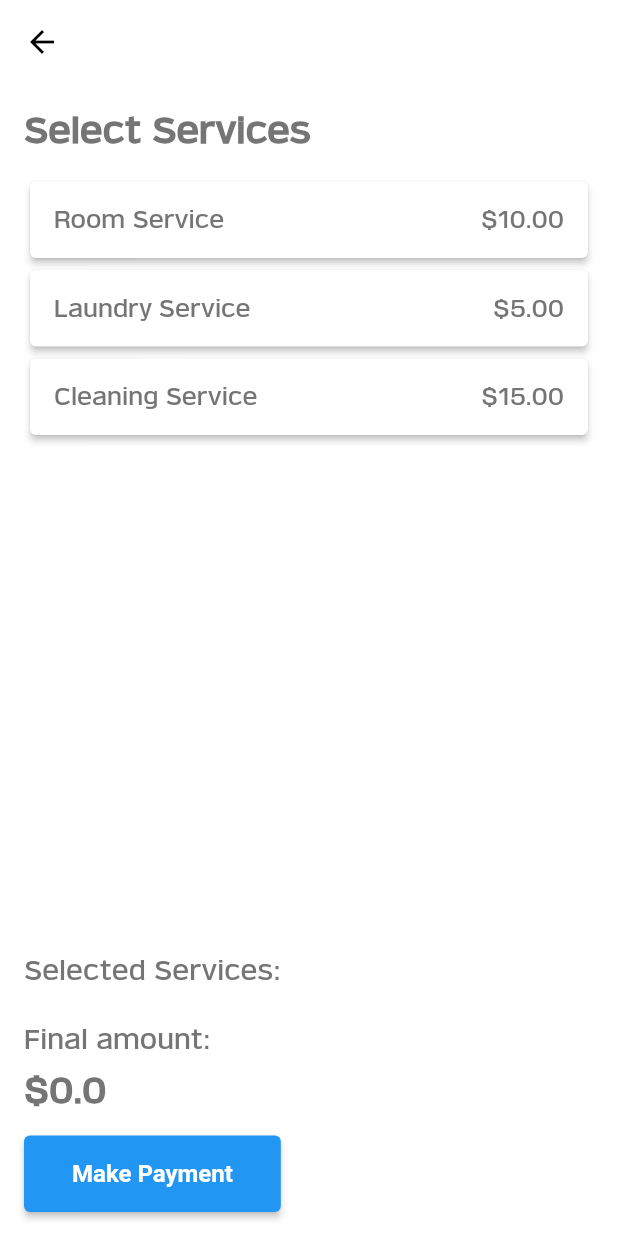
After one commit to hackoverflow2023/Locotour, a Flutter app: the BookOrderScreen screen opened directly, on a phone screen of 412 x 824 dp. The commit adds this screen. Run offline on Flutter 3.47's test engine with Material 2 defaults, Android fonts, the phone set to English and light mode, and no system bars; our stand-ins replace cached_network_image, carousel_slider, cloud_firestore, email_validator, firebase_auth, firebase_core and 6 more; missing offline and left inert: geocode; accounts and stored records are empty.

Commit message:
book order screen ready

```diff
--- /dev/null
+++ b/lib/screens/home/sub_screens/book_order_screen.dart
@@ -0,0 +1,145 @@
+import 'package:flutter/material.dart';
+
+class ServiceItem {
+  final String title;
+  final double price;
+  bool isSelected; // add isSelected property
+
+  ServiceItem(
+      {required this.title,
+      required this.price,
+      this.isSelected = false}); // default isSelected to false
+}
+
+class BookOrderScreen extends StatefulWidget {
+  const BookOrderScreen({super.key});
+
+  @override
+  _BookOrderScreenState createState() => _BookOrderScreenState();
+}
+
+class _BookOrderScreenState extends State<BookOrderScreen> {
+
+  final double _finalAmount = 0.0;
+
+  final List<ServiceItem> _services = [
+    ServiceItem(title: "Room Service", price: 10.0),
+    ServiceItem(title: "Laundry Service", price: 5.0),
+    ServiceItem(title: "Cleaning Service", price: 15.0),
+  ];
+
+  final List<ServiceItem> _selectedServices = [];
+
+
+  void _toggleServiceSelection(int index) {
+    setState(() {
+      _services[index].isSelected =
+          !_services[index].isSelected; // toggle isSelected value
+      if (_services[index].isSelected) {
+        _selectedServices
+            .add(_services[index]); // add to selected services if selected
+      } else {
+        _selectedServices.remove(
+            _services[index]); // remove from selected services if deselected
+      }
+    });
+  }
+
+  void _makePayment() {
+    // Add your own logic for processing the payment here
+  }
+
+  @override
+  Widget build(BuildContext context) {
+    return Scaffold(
+      appBar: AppBar(
+        title: const Text("Book Order"),
+      ),
+      body: Padding(
+        padding: const EdgeInsets.all(16.0),
+        child: Column(
+          crossAxisAlignment: CrossAxisAlignment.start,
+          children: <Widget>[
+            const Text(
+              "Select Services",
+              style: TextStyle(fontSize: 24.0, fontWeight: FontWeight.bold),
+            ),
+            const SizedBox(height: 16.0),
+            Expanded(
+              child: ListView.builder(
+                itemCount: _services.length,
+                itemBuilder: (context, index) {
+                  return GestureDetector(
+                    onTap: () => _toggleServiceSelection(
+                        index), // toggle service selection on tap
+                    child: Card(
+                      elevation: 2.0,
+                      color: _services[index].isSelected
+                          ? Colors.blue[100]
+                          : null, // set background color if selected
+                      child: Padding(
+                        padding: const EdgeInsets.all(16.0),
+                        child: Row(
+                          mainAxisAlignment: MainAxisAlignment.spaceBetween,
+                          children: <Widget>[
+                            Text(
+                              _services[index].title,
+                              style: const TextStyle(fontSize: 16.0),
+                            ),
+                            Text(
+                              "\$${_services[index].price.toStringAsFixed(2)}",
+                              style: const TextStyle(fontSize: 16.0),
+                            ),
+                          ],
+                        ),
+                      ),
+                    ),
+                  );
+                },
+              ),
+            ),
+            const SizedBox(height: 16.0),
+            const Text(
+              "Selected Services:",
+              style: TextStyle(fontSize: 18.0),
+            ),
+            const SizedBox(height: 8.0),
+            Column(
+              crossAxisAlignment: CrossAxisAlignment.start,
+              children: _selectedServices.map((service) {
+                return Text(
+                  "${service.title} - \$${service.price.toStringAsFixed(2)}",
+                  style: const TextStyle(fontSize: 16.0),
+                );
+              }).toList(),
+            ),
+            const SizedBox(height: 16.0),
+            const Text(
+              "Final amount:",
+              style: TextStyle(fontSize: 18.0),
+            ),
+            const SizedBox(height: 8.0),
+            Text(
+              "\$$_finalAmount",
+              style: const TextStyle(fontSize: 24.0, fontWeight: FontWeight.bold),
+            ),
+            const SizedBox(height: 16.0),
+            ElevatedButton(
+              onPressed: _makePayment,
+              style: ElevatedButton.styleFrom(
+                backgroundColor: Colors.blue,
+                foregroundColor: Colors.white,
+                padding: const EdgeInsets.symmetric(vertical: 16.0, horizontal: 32.0),
+                textStyle: const TextStyle(
+                  fontSize: 16.0,
+                  fontWeight: FontWeight.bold,
+                ),
+              ),
+              child: const Text("Make Payment"),
+            ),
+          ],
+        ),
+      ),
+    );
+  }
+}
--- a/lib/screens/home/sub_screens/home_screen.dart
+++ b/lib/screens/home/sub_screens/home_screen.dart
@@ -5,7 +5,7 @@ import 'package:locotour/model/google_map.dart';
 import 'package:locotour/provider/location_provider.dart';
 import 'package:locotour/provider/renter_provider.dart';
 import 'package:locotour/screens/home/widgets/renters_list.dart';
-import 'package:locotour/services/complaint_service.dart';
+import 'package:locotour/services/renter_service.dart';
 import 'package:provider/provider.dart';
 
 class HomeScreen extends StatefulWidget {
@@ -42,7 +42,7 @@ class _HomeScreenState extends State<HomeScreen> {
                   ),
                   color: Colors.white,
                   child: StreamBuilder<QuerySnapshot>(
-                    stream: ComplaintService().renters,
+                    stream: RenterService().renters,
                     builder: (context, snapshot) {
                       if (!snapshot.hasData) {
                         return const Center(
--- a/lib/screens/home/widgets/renter_appbar.dart
+++ b/lib/screens/home/widgets/renter_appbar.dart
@@ -14,7 +14,6 @@ class RenterAppBar extends StatelessWidget {
       floating: true,
       snap: true,
       expandedHeight: 200,
-      primary: true,
       flexibleSpace: SizedBox(
         child: Card(
           child: Padding(
--- a/lib/screens/login/login_screen.dart
+++ b/lib/screens/login/login_screen.dart
@@ -163,6 +163,9 @@ class _LoginScreenState extends State<LoginScreen> {
                           validateLogin();
                         },
                         padding: const EdgeInsets.all(0),
+                        shape: RoundedRectangleBorder(
+                          borderRadius: BorderRadius.circular(6),
+                        ),
                         child: Ink(
                           decoration: BoxDecoration(
                             borderRadius: BorderRadius.circular(6),
@@ -188,9 +191,6 @@ class _LoginScreenState extends State<LoginScreen> {
                               textAlign: TextAlign.center,
                             ),
                           ),
-                        ),
-                        shape: RoundedRectangleBorder(
-                          borderRadius: BorderRadius.circular(6),
                         ),
                       ),
                     ),
--- a/lib/services/complaint_service.dart
+++ b/lib/services/renter_service.dart
@@ -1,6 +1,6 @@
 import 'package:cloud_firestore/cloud_firestore.dart';
 
-class ComplaintService {
+class RenterService {
 
   Stream<QuerySnapshot> renters = FirebaseFirestore.instance.collection("Renters").snapshots();
 
```
Also changed, not shown: lib/screens/home/sub_screens/renter_details_screen.dart (+61 -98 lines).
